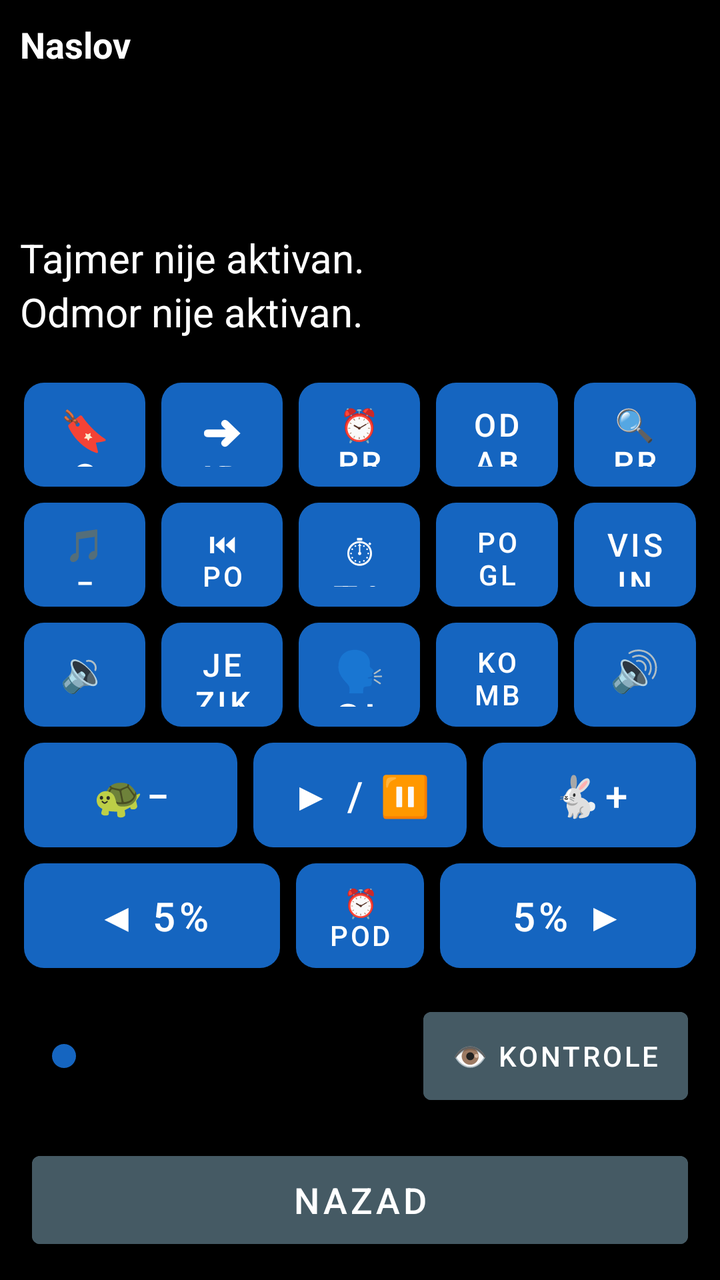
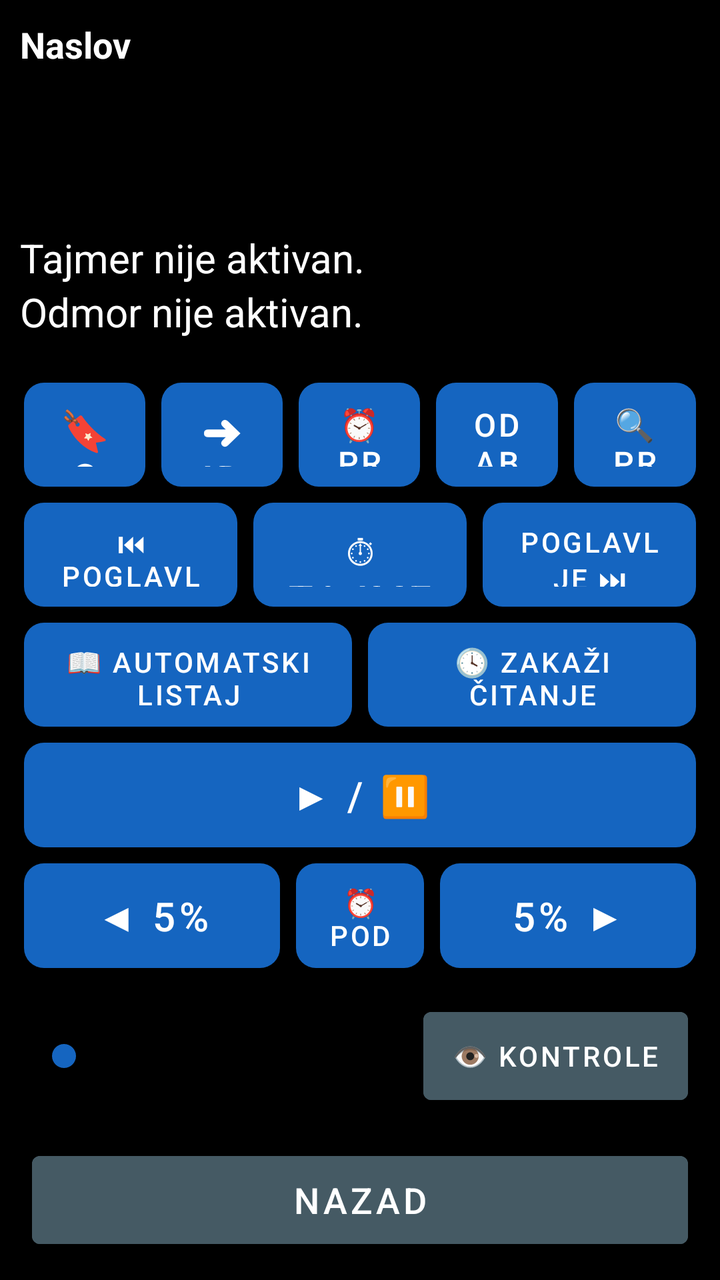

An Android layout rendered at two revisions. The XML below is the earlier revision; the diff shows what the commit changed to produce the second picture.
<!-- AndroidManifest.xml: application theme Theme.RecPoRec -->
<!-- res/layout/activity_reader.xml -->
<?xml version="1.0" encoding="utf-8"?>
<LinearLayout xmlns:android="http://schemas.android.com/apk/res/android"
    android:layout_width="match_parent"
    android:layout_height="match_parent"
    android:orientation="vertical"
    android:fitsSystemWindows="true"
    android:background="@color/background">

    
    <LinearLayout
        android:id="@+id/layoutStatus"
        android:layout_width="match_parent"
        android:layout_height="wrap_content"
        android:orientation="vertical"
        android:padding="10dp">

        <TextView
            android:id="@+id/textDocTitle"
            android:layout_width="match_parent"
            android:layout_height="wrap_content"
            android:textSize="18sp"
            android:textStyle="bold"
            android:textColor="@color/text_primary"
            android:maxLines="1"
            android:ellipsize="end"
            android:text="Naslov" />

        <TextView
            android:id="@+id/textPages"
            android:layout_width="match_parent"
            android:layout_height="wrap_content"
            android:textSize="20sp"
            android:textColor="@color/text_primary"
            android:accessibilityLiveRegion="polite" />

        <TextView
            android:id="@+id/textElapsed"
            android:layout_width="match_parent"
            android:layout_height="wrap_content"
            android:textSize="20sp"
            android:textColor="@color/text_primary" />

        <TextView
            android:id="@+id/textRemaining"
            android:layout_width="match_parent"
            android:layout_height="wrap_content"
            android:textSize="20sp"
            android:textColor="@color/text_primary" />

        <TextView
            android:id="@+id/textTimerStatus"
            android:layout_width="match_parent"
            android:layout_height="wrap_content"
            android:textSize="20sp"
            android:textColor="@color/text_primary"
            android:text="Tajmer nije aktivan." />

        <TextView
            android:id="@+id/textRestStatus"
            android:layout_width="match_parent"
            android:layout_height="wrap_content"
            android:textSize="20sp"
            android:textColor="@color/text_primary"
            android:text="Odmor nije aktivan." />
    </LinearLayout>

    
    <LinearLayout
        android:layout_width="match_parent"
        android:layout_height="0dp"
        android:layout_weight="1"
        android:orientation="vertical"
        android:padding="8dp">

        
        <LinearLayout
            android:id="@+id/layoutRow1"
            android:layout_width="match_parent"
            android:layout_height="0dp"
            android:layout_weight="1"
            android:orientation="horizontal">

            <Button android:id="@+id/btnBookmarks" style="@style/KeyButton"
                android:backgroundTint="@color/btn_goto_page"
                android:contentDescription="Oznake - dodaj, ukloni ili ukloni sve oznake u ovom dokumentu. Dug pritisak: brzo dodaj oznaku."
                android:text="🔖 Oznake" />

            <Button android:id="@+id/btnGoTo" style="@style/KeyButton"
                android:backgroundTint="@color/btn_goto_page"
                android:contentDescription="Idi na stranicu, minut ili oznaku. Dug pritisak: idi na početak dokumenta."
                android:text="➜ Idi na" />

            <Button android:id="@+id/btnWakeUp" style="@style/KeyButton"
                android:backgroundTint="@color/btn_wakeup"
                android:contentDescription="Probudi me u tačno vreme. Dug pritisak: isključi buđenje."
                android:textSize="16sp"
                android:text="⏰ Probudi" />

            <Button android:id="@+id/btnSelectAll" style="@style/KeyButton"
                android:backgroundTint="@color/btn_combined"
                android:contentDescription="Odaberi sve. Dug pritisak: kopiraj odabrano."
                android:textSize="16sp"
                android:text="Odaberi sve" />

            <Button android:id="@+id/btnSearchText" style="@style/KeyButton"
                android:backgroundTint="@color/btn_goto_page"
                android:contentDescription="Pretraži tekst dokumenta. Dug pritisak: ponovi poslednju pretragu."
                android:textSize="16sp"
                android:text="🔍 Pretraga" />
        </LinearLayout>

        
        <LinearLayout
            android:id="@+id/layoutRow2"
            android:layout_width="match_parent"
            android:layout_height="0dp"
            android:layout_weight="1"
            android:orientation="horizontal">

            <Button android:id="@+id/btnPitchDown" style="@style/KeyButton"
                android:backgroundTint="@color/btn_pitch"
                android:contentDescription="Smanji visinu glasa. Dug pritisak: vrati visinu na opštu."
                android:textSize="16sp"
                android:text="🎵− Visina" />

            <Button android:id="@+id/btnPrevChapter" style="@style/KeyButton"
                android:backgroundTint="@color/btn_chapter"
                android:contentDescription="@string/btn_prev_chapter"
                android:textSize="14sp"
                android:text="⏮ Poglavlje" />

            <Button android:id="@+id/btnTimer" style="@style/KeyButton"
                android:backgroundTint="@color/btn_timer"
                android:contentDescription="@string/btn_timer"
                android:text="⏱ Tajmer" />

            <Button android:id="@+id/btnNextChapter" style="@style/KeyButton"
                android:backgroundTint="@color/btn_chapter"
                android:contentDescription="@string/btn_next_chapter"
                android:textSize="14sp"
                android:text="Poglavlje ⏭" />

            <Button android:id="@+id/btnPitchUp" style="@style/KeyButton"
                android:backgroundTint="@color/btn_pitch"
                android:contentDescription="Povećaj visinu glasa. Dug pritisak: vrati visinu na opštu."
                android:textSize="16sp"
                android:text="Visina 🎵+" />
        </LinearLayout>

        
        <LinearLayout
            android:id="@+id/layoutRow3"
            android:layout_width="match_parent"
            android:layout_height="0dp"
            android:layout_weight="1"
            android:orientation="horizontal">

            <Button android:id="@+id/btnVolDown" style="@style/KeyButton"
                android:backgroundTint="@color/btn_volume"
                android:contentDescription="@string/btn_vol_down"
                android:text="🔉−" />

            <Button android:id="@+id/btnDocLanguage" style="@style/KeyButton"
                android:backgroundTint="@color/btn_goto_page"
                android:contentDescription="Jezik za ovaj dokument. Dug pritisak: poništi sve prethodne radnje."
                android:textSize="16sp"
                android:text="Jezik" />

            <Button android:id="@+id/btnVoice" style="@style/KeyButton"
                android:backgroundTint="@color/btn_voice"
                android:contentDescription="@string/btn_voice"
                android:text="🗣 Glas" />

            <Button android:id="@+id/btnCombinedVoices" style="@style/KeyButton"
                android:backgroundTint="@color/btn_combined"
                android:contentDescription="Kombinovani glasovi za ovaj dokument. Dug pritisak: automatski listaj dokument."
                android:textSize="14sp"
                android:text="Komb. glasovi" />

            <Button android:id="@+id/btnVolUp" style="@style/KeyButton"
                android:backgroundTint="@color/btn_volume"
                android:contentDescription="@string/btn_vol_up"
                android:text="🔊+" />
        </LinearLayout>

        
        <LinearLayout
            android:layout_width="match_parent"
            android:layout_height="0dp"
            android:layout_weight="1"
            android:orientation="horizontal">

            <Button android:id="@+id/btnSpeedDown" style="@style/KeyButton"
                android:backgroundTint="@color/btn_speed"
                android:contentDescription="@string/btn_speed_down"
                android:text="🐢−" />

            <Button android:id="@+id/btnPlayPause" style="@style/KeyButton"
                android:backgroundTint="@color/btn_play"
                android:contentDescription="@string/btn_play_pause"
                android:text="▶ / ⏸" />

            <Button android:id="@+id/btnSpeedUp" style="@style/KeyButton"
                android:backgroundTint="@color/btn_speed"
                android:contentDescription="@string/btn_speed_up"
                android:text="🐇+" />
        </LinearLayout>

        
        <LinearLayout
            android:id="@+id/layoutRow5"
            android:layout_width="match_parent"
            android:layout_height="0dp"
            android:layout_weight="1"
            android:orientation="horizontal">

            <Button android:id="@+id/btnStepBack" style="@style/KeyButton"
                android:layout_weight="2"
                android:backgroundTint="@color/btn_page_nav"
                android:contentDescription="@string/slider_back"
                android:text="◀ 5%" />

            <Button android:id="@+id/btnRemindMe" style="@style/KeyButton"
                android:backgroundTint="@color/btn_timer"
                android:contentDescription="Podsetnik, vraća dokument unazad. Dug pritisak: ponovi poslednji podsetnik."
                android:textSize="14sp"
                android:text="⏰ Podseti" />

            <Button android:id="@+id/btnStepForward" style="@style/KeyButton"
                android:layout_weight="2"
                android:backgroundTint="@color/btn_page_nav"
                android:contentDescription="@string/slider_forward"
                android:text="5% ▶" />
        </LinearLayout>

    </LinearLayout>

    
    <LinearLayout
        android:layout_width="match_parent"
        android:layout_height="wrap_content"
        android:orientation="horizontal"
        android:gravity="center_vertical"
        android:layout_marginStart="16dp"
        android:layout_marginEnd="16dp"
        android:layout_marginTop="4dp"
        android:layout_marginBottom="16dp">

        <SeekBar
            android:id="@+id/seekProgress"
            android:layout_width="0dp"
            android:layout_weight="1"
            android:layout_height="56dp"
            android:contentDescription="@string/slider_position"
            android:max="100"
            android:progressTint="@color/btn_voice"
            android:thumbTint="@color/btn_voice" />

        <Button
            android:id="@+id/btnToggleControls"
            android:layout_width="wrap_content"
            android:layout_height="56dp"
            android:layout_marginStart="10dp"
            android:minWidth="0dp"
            android:paddingStart="14dp"
            android:paddingEnd="14dp"
            android:textSize="14sp"
            android:backgroundTint="@color/btn_combined"
            android:textColor="@color/button_text"
            android:contentDescription="Prikaži ili sakrij kontrole. Dug pritisak: Kratak predah, pauzira čitanje na 15 minuta."
            android:text="👁 Kontrole" />
    </LinearLayout>

    
    <Button
        android:id="@+id/btnBack"
        android:layout_width="match_parent"
        android:layout_height="56dp"
        android:layout_marginStart="16dp"
        android:layout_marginEnd="16dp"
        android:layout_marginBottom="12dp"
        android:textSize="18sp"
        android:backgroundTint="@color/btn_combined"
        android:textColor="@color/button_text"
        android:contentDescription="Nazad. Zatvara dokument, vraća na listu. Dug pritisak: pošalji aplikaciju u pozadinu."
        android:text="Nazad" />

</LinearLayout>
<!-- resources referenced by this layout -->
<resources>
  <color name="background">#000000</color>
  <color name="btn_chapter">#2E7D32</color>
  <color name="btn_combined">#455A64</color>
  <color name="btn_goto_page">#5D4037</color>
  <color name="btn_page_nav">#AD1457</color>
  <color name="btn_pitch">#283593</color>
  <color name="btn_play">#D84315</color>
  <color name="btn_speed">#00838F</color>
  <color name="btn_timer">#6A1B9A</color>
  <color name="btn_voice">#1565C0</color>
  <color name="btn_volume">#F9A825</color>
  <color name="btn_wakeup">#C62828</color>
  <color name="button_text">#FFFFFF</color>
  <color name="text_primary">#FFFFFF</color>
  <string name="btn_next_chapter">Sledeće poglavlje. Dug pritisak: spisak svih poglavlja.</string>
  <string name="btn_play_pause">Pokreni/Pauziraj čitanje. Dug pritisak: reci trenutni status.</string>
  <string name="btn_prev_chapter">Prethodno poglavlje. Dug pritisak: ponovi trenutno poglavlje.</string>
  <string name="btn_speed_down">Smanji brzinu čitanja. Dug pritisak: vrati brzinu na opštu.</string>
  <string name="btn_speed_up">Povećaj brzinu čitanja. Dug pritisak: vrati brzinu na opštu.</string>
  <string name="btn_timer">Tajmer za automatsku pauzu. Dug pritisak: isključi tajmer.</string>
  <string name="btn_voice">Izbor glasa. Dug pritisak: Zakaži čitanje.</string>
  <string name="btn_vol_down">Smanji jačinu zvuka. Dug pritisak: vrati jačinu na opštu.</string>
  <string name="btn_vol_up">Pojačaj zvuk. Dug pritisak: vrati jačinu na opštu.</string>
  <string name="slider_back">Pomeri pet posto unazad. Dug pritisak: ponovi trenutnu stranicu.</string>
  <string name="slider_forward">Pomeri pet posto unapred. Dug pritisak: poništi poslednju radnju.</string>
  <string name="slider_position">Klizač za pomeranje kroz knjigu, pet posto po koraku</string>
  <style name="KeyButton">
          <item name="android:layout_width">0dp</item>
          <item name="android:layout_height">match_parent</item>
          <item name="android:layout_weight">1</item>
          <item name="android:layout_margin">4dp</item>
          <item name="android:textSize">20sp</item>
          <item name="android:textColor">@color/button_text</item>
          <item name="android:background">@drawable/key_button_shape</item>
          <item name="android:stateListAnimator">@null</item>
          <item name="android:elevation">0dp</item>
      </style>
  <style name="Theme.RecPoRec" parent="Theme.MaterialComponents.DayNight.NoActionBar">
          <item name="android:windowBackground">@color/background</item>
          <item name="android:textColorPrimary">@color/text_primary</item>
          <item name="colorPrimary">@color/btn_voice</item>
          <item name="colorOnPrimary">@color/button_text</item>
          <item name="alertDialogTheme">@style/RecPoRecAlertDialog</item>
          <item name="android:alertDialogTheme">@style/RecPoRecAlertDialog</item>
      </style>
  <!-- drawable key_button_shape (drawable) -->
  <?xml version="1.0" encoding="utf-8"?>
  <shape xmlns:android="http://schemas.android.com/apk/res/android"
      android:shape="rectangle">
      <corners android:radius="10dp" />
      <solid android:color="#FFFFFF" />
  </shape>
  <style name="RecPoRecDialogText" parent="TextAppearance.AppCompat.Medium">
          <item name="android:textSize">20sp</item>
          <item name="android:textColor">@color/text_primary</item>
      </style>
  <style name="RecPoRecDialogButton" parent="Widget.AppCompat.Button.ButtonBar.AlertDialog">
          <item name="android:textSize">18sp</item>
          <item name="android:textColor">@color/btn_goto_page</item>
          <item name="android:textStyle">bold</item>
      </style>
  <!-- unchanged entries left out for length: 1 -->
</resources>

<!-- the commit's change to res/layout/activity_reader.xml (unified diff, before → after) -->
@@ -117,12 +117,6 @@
             android:layout_weight="1"
             android:orientation="horizontal">
 
-            <Button android:id="@+id/btnPitchDown" style="@style/KeyButton"
-                android:backgroundTint="@color/btn_pitch"
-                android:contentDescription="Smanji visinu glasa. Dug pritisak: vrati visinu na opštu."
-                android:textSize="16sp"
-                android:text="🎵− Visina" />
-
             <Button android:id="@+id/btnPrevChapter" style="@style/KeyButton"
                 android:backgroundTint="@color/btn_chapter"
                 android:contentDescription="@string/btn_prev_chapter"
@@ -139,12 +133,6 @@
                 android:contentDescription="@string/btn_next_chapter"
                 android:textSize="14sp"
                 android:text="Poglavlje ⏭" />
-
-            <Button android:id="@+id/btnPitchUp" style="@style/KeyButton"
-                android:backgroundTint="@color/btn_pitch"
-                android:contentDescription="Povećaj visinu glasa. Dug pritisak: vrati visinu na opštu."
-                android:textSize="16sp"
-                android:text="Visina 🎵+" />
         </LinearLayout>
 
         
@@ -155,55 +143,30 @@
             android:layout_weight="1"
             android:orientation="horizontal">
 
-            <Button android:id="@+id/btnVolDown" style="@style/KeyButton"
-                android:backgroundTint="@color/btn_volume"
-                android:contentDescription="@string/btn_vol_down"
-                android:text="🔉−" />
-
-            <Button android:id="@+id/btnDocLanguage" style="@style/KeyButton"
-                android:backgroundTint="@color/btn_goto_page"
-                android:contentDescription="Jezik za ovaj dokument. Dug pritisak: poništi sve prethodne radnje."
-                android:textSize="16sp"
-                android:text="Jezik" />
-
-            <Button android:id="@+id/btnVoice" style="@style/KeyButton"
+            <Button android:id="@+id/btnAutoScroll" style="@style/KeyButton"
+                android:backgroundTint="@color/btn_combined"
+                android:contentDescription="Automatski listaj dokument."
+                android:textSize="14sp"
+                android:text="📖 Automatski listaj" />
+
+            <Button android:id="@+id/btnScheduleReading" style="@style/KeyButton"
                 android:backgroundTint="@color/btn_voice"
-                android:contentDescription="@string/btn_voice"
-                android:text="🗣 Glas" />
-
-            <Button android:id="@+id/btnCombinedVoices" style="@style/KeyButton"
-                android:backgroundTint="@color/btn_combined"
-                android:contentDescription="Kombinovani glasovi za ovaj dokument. Dug pritisak: automatski listaj dokument."
-                android:textSize="14sp"
-                android:text="Komb. glasovi" />
-
-            <Button android:id="@+id/btnVolUp" style="@style/KeyButton"
-                android:backgroundTint="@color/btn_volume"
-                android:contentDescription="@string/btn_vol_up"
-                android:text="🔊+" />
-        </LinearLayout>
-
-        
-        <LinearLayout
-            android:layout_width="match_parent"
-            android:layout_height="0dp"
-            android:layout_weight="1"
-            android:orientation="horizontal">
-
-            <Button android:id="@+id/btnSpeedDown" style="@style/KeyButton"
-                android:backgroundTint="@color/btn_speed"
-                android:contentDescription="@string/btn_speed_down"
-                android:text="🐢−" />
+                android:contentDescription="Zakaži čitanje."
+                android:textSize="14sp"
+                android:text="🕓 Zakaži čitanje" />
+        </LinearLayout>
+
+        
+        <LinearLayout
+            android:layout_width="match_parent"
+            android:layout_height="0dp"
+            android:layout_weight="1"
+            android:orientation="horizontal">
 
             <Button android:id="@+id/btnPlayPause" style="@style/KeyButton"
                 android:backgroundTint="@color/btn_play"
                 android:contentDescription="@string/btn_play_pause"
                 android:text="▶ / ⏸" />
-
-            <Button android:id="@+id/btnSpeedUp" style="@style/KeyButton"
-                android:backgroundTint="@color/btn_speed"
-                android:contentDescription="@string/btn_speed_up"
-                android:text="🐇+" />
         </LinearLayout>
 
         
<!-- resource entries referenced after the edit -->
@@ -5,24 +5,16 @@
   <color name="btn_combined">#455A64</color>
   <color name="btn_goto_page">#5D4037</color>
   <color name="btn_page_nav">#AD1457</color>
-  <color name="btn_pitch">#283593</color>
   <color name="btn_play">#D84315</color>
-  <color name="btn_speed">#00838F</color>
   <color name="btn_timer">#6A1B9A</color>
   <color name="btn_voice">#1565C0</color>
-  <color name="btn_volume">#F9A825</color>
   <color name="btn_wakeup">#C62828</color>
   <color name="button_text">#FFFFFF</color>
   <color name="text_primary">#FFFFFF</color>
   <string name="btn_next_chapter">Sledeće poglavlje. Dug pritisak: spisak svih poglavlja.</string>
   <string name="btn_play_pause">Pokreni/Pauziraj čitanje. Dug pritisak: reci trenutni status.</string>
   <string name="btn_prev_chapter">Prethodno poglavlje. Dug pritisak: ponovi trenutno poglavlje.</string>
-  <string name="btn_speed_down">Smanji brzinu čitanja. Dug pritisak: vrati brzinu na opštu.</string>
-  <string name="btn_speed_up">Povećaj brzinu čitanja. Dug pritisak: vrati brzinu na opštu.</string>
   <string name="btn_timer">Tajmer za automatsku pauzu. Dug pritisak: isključi tajmer.</string>
-  <string name="btn_voice">Izbor glasa. Dug pritisak: Zakaži čitanje.</string>
-  <string name="btn_vol_down">Smanji jačinu zvuka. Dug pritisak: vrati jačinu na opštu.</string>
-  <string name="btn_vol_up">Pojačaj zvuk. Dug pritisak: vrati jačinu na opštu.</string>
   <string name="slider_back">Pomeri pet posto unazad. Dug pritisak: ponovi trenutnu stranicu.</string>
   <string name="slider_forward">Pomeri pet posto unapred. Dug pritisak: poništi poslednju radnju.</string>
   <string name="slider_position">Klizač za pomeranje kroz knjigu, pet posto po koraku</string>
